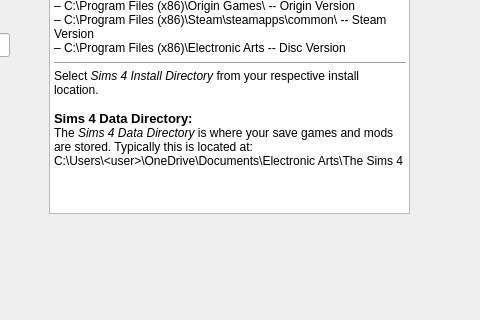
Qt form mainwindow.ui (WrenSwift/SimsSwitcher) before a commit; both pictures show x 320 to 800 and y 146 to 466 of the 800 by 579 pixel window.
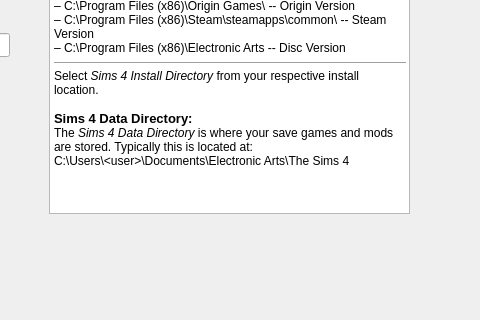
The same form after that commit. The open tabs and pages were chosen to show the change.

Commit message: Update default current index and correct Sims 4 Data Directory path in UI

Patch:
```diff
--- a/mainwindow.ui
+++ b/mainwindow.ui
@@ -481,7 +481,7 @@
 &lt;p style=&quot;-qt-paragraph-type:empty; margin-top:0px; margin-bottom:0px; margin-left:0px; margin-right:0px; -qt-block-indent:0; text-indent:0px;&quot;&gt;&lt;br /&gt;&lt;/p&gt;
 &lt;p style=&quot; margin-top:0px; margin-bottom:0px; margin-left:0px; margin-right:0px; -qt-block-indent:0; text-indent:0px;&quot;&gt;&lt;span style=&quot; font-size:10pt; font-weight:700;&quot;&gt;Sims 4 Data Directory:&lt;/span&gt;&lt;/p&gt;
 &lt;p style=&quot; margin-top:0px; margin-bottom:0px; margin-left:0px; margin-right:0px; -qt-block-indent:0; text-indent:0px;&quot;&gt;The &lt;span style=&quot; font-style:italic;&quot;&gt;Sims 4 Data Directory &lt;/span&gt;is where your save games and mods are stored. Typically this is located at: &lt;/p&gt;
-&lt;p style=&quot; margin-top:0px; margin-bottom:0px; margin-left:0px; margin-right:0px; -qt-block-indent:0; text-indent:0px;&quot;&gt;C:\Users\&amp;lt;user&amp;gt;\OneDrive\Documents\Electronic Arts\The Sims 4&lt;/p&gt;&lt;/body&gt;&lt;/html&gt;</string>
+&lt;p style=&quot; margin-top:0px; margin-bottom:0px; margin-left:0px; margin-right:0px; -qt-block-indent:0; text-indent:0px;&quot;&gt;C:\Users\&amp;lt;user&amp;gt;\Documents\Electronic Arts\The Sims 4&lt;/p&gt;&lt;/body&gt;&lt;/html&gt;</string>
       </property>
      </widget>
     </widget>
```
Left out of the diff: 2 changed lines with no effect on the pictures.
